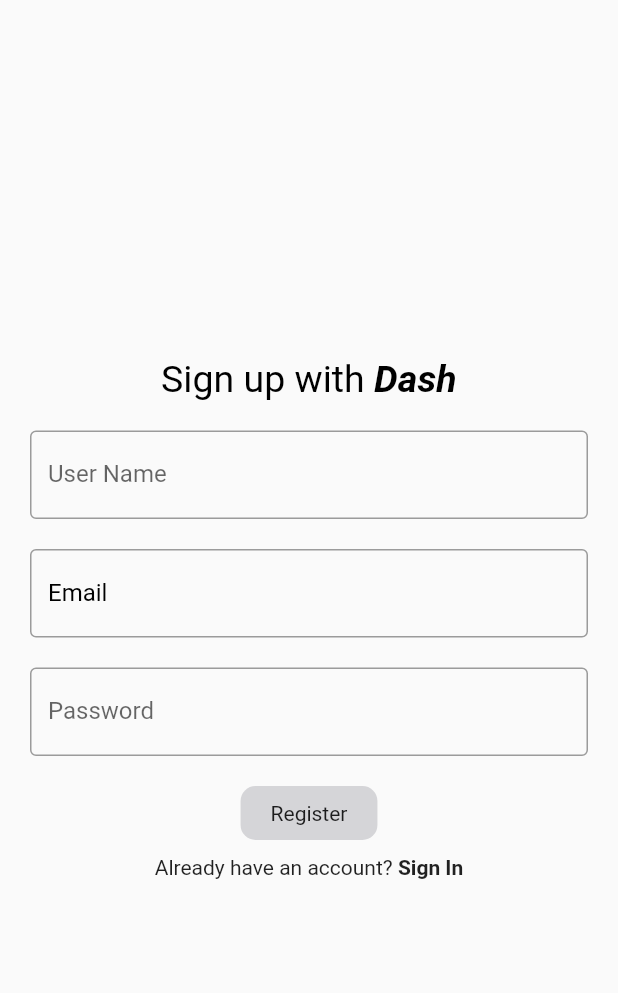
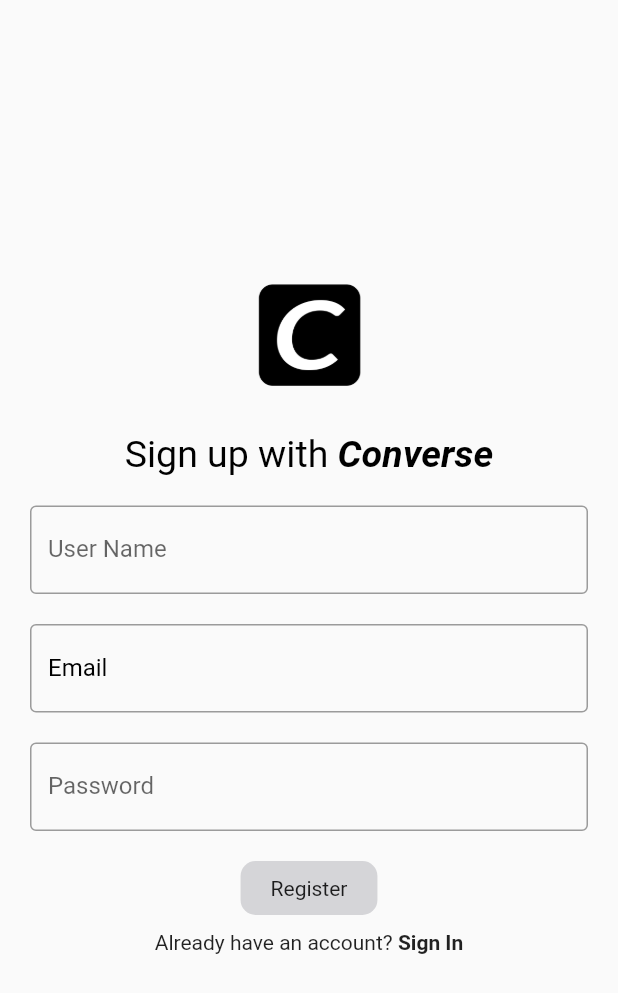
Before and after one commit to Sabari2810/Converse, a Flutter app: the Register screen opened directly with empty values, on a phone screen of 412 x 824 dp. Shown: the top 993 px of the screen. Run offline on Flutter 3.47's test engine with Material 2 defaults, Android fonts, the phone set to English and light mode, and no system bars; our stand-ins replace cloud_firestore, firebase_auth, firebase_core, image_picker, shared_preferences; accounts and stored records are empty.

Commit message:
added a logo

```diff
--- a/lib/repos/ChatRoomRepo.dart
+++ b/lib/repos/ChatRoomRepo.dart
@@ -46,6 +46,4 @@ class ChatRoomRepo with ChangeNotifier {
         .add({"Name": username, "Message": message, "Timestamp": time,"UserDocId" : userDocId});
   }
 
-
-
 }
--- a/lib/screens/Register.dart
+++ b/lib/screens/Register.dart
@@ -1,8 +1,10 @@
 import 'package:flutter/material.dart';
 import 'package:flutter_chat/models/UserModel.dart';
+import 'package:flutter_chat/services/Auth.dart';
 import 'package:flutter_chat/utils/palette.dart';
 import 'package:flutter_chat/utils/toast.dart';
-import 'package:flutter_chat/viewmodels/RegisterViewModel.dart';
+import 'package:flutter_chat/widgets/Logo.dart';
+import 'package:provider/provider.dart';
 
 class Register extends StatefulWidget {
   // const Register({Key? key}) : super(key: key);
@@ -20,29 +22,44 @@ class _RegisterState extends State<Register> {
   String _username = "";
 
   final GlobalKey<FormState> _formKey = GlobalKey<FormState>();
+  late AuthUser _authUser;
 
   @override
   Widget build(BuildContext context) {
+    _authUser = Provider.of<AuthUser>(context);
     return Scaffold(
       body: Center(
         child: Container(
-          padding: EdgeInsets.only(left: 20.0, right: 20.0),
+          padding: EdgeInsets.only(
+            left: 20.0,
+            right: 20.0,
+          ),
           child: Form(
             key: _formKey,
             child: Column(
               mainAxisSize: MainAxisSize.min,
               children: [
+                Logo(),
+                SizedBox(
+                  height: 30,
+                ),
                 Container(
                   child: RichText(
                     text: TextSpan(
-                      style: TextStyle(color: Colors.black, fontSize: 25.0),
+                      style: TextStyle(
+                        color: Colors.black,
+                        fontSize: 25.0,
+                      ),
                       children: [
-                        TextSpan(text: "Sign up with "),
                         TextSpan(
-                          text: "Dash",
+                          text: "Sign up with ",
+                        ),
+                        TextSpan(
+                          text: "Converse",
                           style: TextStyle(
-                              fontWeight: FontWeight.bold,
-                              fontStyle: FontStyle.italic),
+                            fontWeight: FontWeight.bold,
+                            fontStyle: FontStyle.italic,
+                          ),
                         ),
                       ],
                     ),
@@ -58,7 +75,9 @@ class _RegisterState extends State<Register> {
                     });
                   },
                   decoration: InputDecoration(
-                      border: OutlineInputBorder(), labelText: "User Name"),
+                    border: OutlineInputBorder(),
+                    labelText: "User Name",
+                  ),
                 ),
                 SizedBox(
                   height: 20.0,
@@ -71,13 +90,20 @@ class _RegisterState extends State<Register> {
                   },
                   decoration: InputDecoration(
                     border: OutlineInputBorder(
-                        borderSide: BorderSide(color: Colors.black)),
+                      borderSide: BorderSide(
+                        color: Colors.black,
+                      ),
+                    ),
                     labelText: "Email",
-                    labelStyle: TextStyle(color: Colors.black),
+                    labelStyle: TextStyle(
+                      color: Colors.black,
+                    ),
                     focusColor: Colors.black,
                     focusedBorder: OutlineInputBorder(
-                        borderSide:
-                            BorderSide(color: Palette().appBarColor)),
+                      borderSide: BorderSide(
+                        color: Palette().appBarColor,
+                      ),
+                    ),
                   ),
                 ),
                 SizedBox(
@@ -91,14 +117,20 @@ class _RegisterState extends State<Register> {
                   },
                   obscureText: true,
                   decoration: InputDecoration(
-                      border: OutlineInputBorder(), labelText: "Password"),
+                    border: OutlineInputBorder(),
+                    labelText: "Password",
+                  ),
                 ),
                 SizedBox(
                   height: 20.0,
                 ),
                 Container(
                   padding: EdgeInsets.only(
-                      top: 10, bottom: 10, left: 20, right: 20),
+                    top: 10,
+                    bottom: 10,
+                    left: 20,
+                    right: 20,
+                  ),
                   decoration: BoxDecoration(
                     borderRadius: BorderRadius.circular(10),
                     color: Palette().appBarColor,
@@ -106,9 +138,8 @@ class _RegisterState extends State<Register> {
                   child: InkWell(
                     onTap: () async {
                       if (_formKey.currentState!.validate()) {
-                        dynamic res = await RegistrationViewModel()
-                            .registerUsingEmail(
-                                _username, _email, _password);
+                        dynamic res = _authUser
+                            .registerUsingEmail(_username, _email, _password);
                         if (res == null) {
                           showToast(context, "Something Went Wrong");
                         }
--- a/lib/screens/SignIn.dart
+++ b/lib/screens/SignIn.dart
@@ -3,6 +3,7 @@ import 'package:flutter/rendering.dart';
 import 'package:flutter_chat/services/Auth.dart';
 import 'package:flutter_chat/utils/palette.dart';
 import 'package:flutter_chat/utils/toast.dart';
+import 'package:flutter_chat/widgets/Logo.dart';
 import 'package:provider/provider.dart';
 
 class SignIn extends StatefulWidget {
@@ -33,6 +34,10 @@ class _SignInState extends State<SignIn> {
         child: Column(
           mainAxisSize: MainAxisSize.min,
           children: [
+            Logo(),
+            SizedBox(
+              height: 30,
+            ),
             Container(
               child: RichText(
                 text: TextSpan(
@@ -40,7 +45,7 @@ class _SignInState extends State<SignIn> {
                   children: [
                     TextSpan(text: "Sign in to "),
                     TextSpan(
-                      text: "Dash",
+                      text: "Converse",
                       style: TextStyle(
                           fontWeight: FontWeight.bold,
                           fontStyle: FontStyle.italic),
@@ -60,9 +65,7 @@ class _SignInState extends State<SignIn> {
                     validator: (val) => validateEmail(val!),
                     onChanged: (val) {
                       _signInKey.currentState!.validate();
-                      setState(() {
                         _email = val;
-                      });
                     },
                     decoration: InputDecoration(
                         border: OutlineInputBorder(), labelText: "Email"),
@@ -74,9 +77,7 @@ class _SignInState extends State<SignIn> {
                     validator: (val) => validatePassword(val!),
                     onChanged: (val) {
                       _signInKey.currentState!.validate();
-                      setState(() {
                         _password = val;
-                      });
                     },
                     obscureText: true,
                     decoration: InputDecoration(
@@ -143,8 +144,8 @@ class _SignInState extends State<SignIn> {
     return null;
   }
 
-  dynamic validatePassword(String password){
-    if(password.length == 0){
+  dynamic validatePassword(String password) {
+    if (password.length == 0) {
       return "Field cannot be empty";
     }
     return null;
--- /dev/null
+++ b/lib/widgets/Logo.dart
@@ -0,0 +1,14 @@
+import 'package:flutter/material.dart';
+
+class Logo extends StatelessWidget {
+  const Logo({Key? key}) : super(key: key);
+
+  @override
+  Widget build(BuildContext context) {
+    return Container(
+      height: 70,
+      width: 70,
+      child: Image.asset("assets/logo.png"),
+    );
+  }
+}
--- a/pubspec.yaml
+++ b/pubspec.yaml
@@ -45,9 +45,8 @@ flutter:
   # the material Icons class.
   uses-material-design: true
   # To add assets to your application, add an assets section, like this:
-  # assets:
-  #   - images/a_dot_burr.jpeg
-  #   - images/a_dot_ham.jpeg
+  assets:
+    - assets/logo.png
   # An image asset can refer to one or more resolution-specific "variants", see
   # https://flutter.dev/assets-and-images/#resolution-aware.
   # For details regarding adding assets from package dependencies, see
```
Also changed, not shown: lib/repos/ChatRoomsRepo.dart (+16 -1 lines), lib/screens/ChatRoom.dart (+37 -6 lines), lib/screens/ChatRooms.dart (+1 -22 lines), lib/screens/Wrapper.dart (+21 -4 lines), lib/services/Auth.dart (+35 -17 lines), lib/services/Database.dart (deleted, +0 -63 lines), lib/viewmodels/ChatViewModel.dart (deleted, +0 -17 lines), lib/viewmodels/RegisterViewModel.dart (deleted, +0 -23 lines), assets/logo.png (added), 7 other files.
